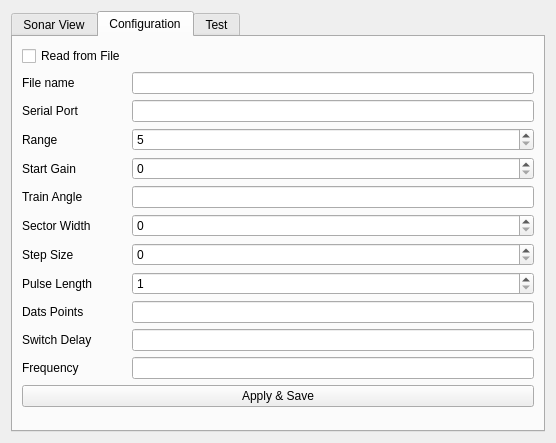
First picture: the form in Module_ScanningSonar/form.ui, repository iti-luebeck/HANSE2011, before the edit.
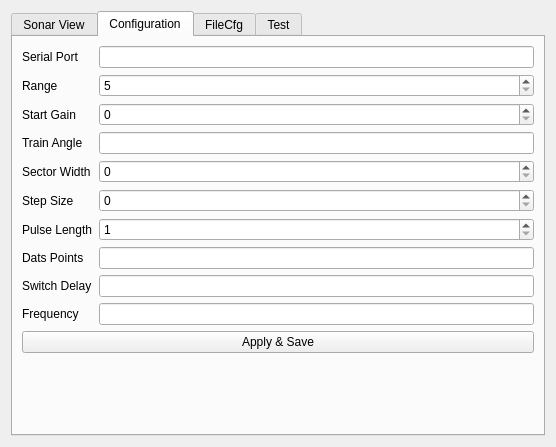
Second picture: the form after the edit.

```diff
--- a/Module_ScanningSonar/form.ui
+++ b/Module_ScanningSonar/form.ui
@@ -7,7 +7,7 @@
     <x>0</x>
     <y>0</y>
     <width>556</width>
-    <height>443</height>
+    <height>447</height>
    </rect>
   </property>
   <property name="windowTitle">
@@ -37,24 +37,24 @@
        <property name="fieldGrowthPolicy">
         <enum>QFormLayout::AllNonFixedFieldsGrow</enum>
        </property>
-       <item row="6" column="0">
+       <item row="4" column="0">
         <widget class="QLabel" name="label_10">
          <property name="text">
           <string>Serial Port</string>
          </property>
         </widget>
        </item>
-       <item row="6" column="1">
+       <item row="4" column="1">
         <widget class="QLineEdit" name="serialPort"/>
        </item>
-       <item row="7" column="0">
+       <item row="5" column="0">
         <widget class="QLabel" name="label">
          <property name="text">
           <string>Range</string>
          </property>
         </widget>
        </item>
-       <item row="7" column="1">
+       <item row="5" column="1">
         <widget class="QSpinBox" name="range">
          <property name="minimum">
           <number>5</number>
@@ -67,38 +67,38 @@
          </property>
         </widget>
        </item>
-       <item row="9" column="0">
+       <item row="7" column="0">
         <widget class="QLabel" name="label_2">
          <property name="text">
           <string>Start Gain</string>
          </property>
         </widget>
        </item>
-       <item row="9" column="1">
+       <item row="7" column="1">
         <widget class="QSpinBox" name="gain">
          <property name="maximum">
           <number>40</number>
          </property>
         </widget>
        </item>
-       <item row="10" column="0">
+       <item row="8" column="0">
         <widget class="QLabel" name="label_3">
          <property name="text">
           <string>Train Angle</string>
          </property>
         </widget>
        </item>
-       <item row="10" column="1">
+       <item row="8" column="1">
         <widget class="QLineEdit" name="trainAngle"/>
        </item>
-       <item row="12" column="0">
+       <item row="10" column="0">
         <widget class="QLabel" name="label_4">
          <property name="text">
           <string>Sector Width</string>
          </property>
         </widget>
        </item>
-       <item row="12" column="1">
+       <item row="10" column="1">
         <widget class="QSpinBox" name="sectorWidth">
          <property name="maximum">
           <number>360</number>
@@ -108,14 +108,14 @@
          </property>
         </widget>
        </item>
-       <item row="13" column="0">
+       <item row="11" column="0">
         <widget class="QLabel" name="label_5">
          <property name="text">
           <string>Step Size</string>
          </property>
         </widget>
        </item>
-       <item row="13" column="1">
+       <item row="11" column="1">
         <widget class="QSpinBox" name="stepSize">
          <property name="maximum">
           <number>6</number>
@@ -125,14 +125,14 @@
          </property>
         </widget>
        </item>
-       <item row="15" column="0">
+       <item row="13" column="0">
         <widget class="QLabel" name="label_6">
          <property name="text">
           <string>Pulse Length</string>
          </property>
         </widget>
        </item>
-       <item row="15" column="1">
+       <item row="13" column="1">
         <widget class="QSpinBox" name="pulseLength">
          <property name="minimum">
           <number>1</number>
@@ -142,60 +142,87 @@
          </property>
         </widget>
        </item>
-       <item row="16" column="0">
+       <item row="14" column="0">
         <widget class="QLabel" name="label_7">
          <property name="text">
           <string>Dats Points</string>
          </property>
         </widget>
        </item>
-       <item row="16" column="1">
+       <item row="14" column="1">
         <widget class="QLineEdit" name="dataPoints"/>
        </item>
-       <item row="17" column="0">
+       <item row="15" column="0">
         <widget class="QLabel" name="label_8">
          <property name="text">
           <string>Switch Delay</string>
          </property>
         </widget>
        </item>
-       <item row="17" column="1">
+       <item row="15" column="1">
         <widget class="QLineEdit" name="switchDelay"/>
        </item>
-       <item row="18" column="0">
+       <item row="16" column="0">
         <widget class="QLabel" name="label_9">
          <property name="text">
           <string>Frequency</string>
          </property>
         </widget>
        </item>
-       <item row="18" column="1">
+       <item row="16" column="1">
         <widget class="QLineEdit" name="frequency"/>
        </item>
-       <item row="19" column="0" colspan="2">
+       <item row="17" column="0" colspan="2">
         <widget class="QPushButton" name="save">
          <property name="text">
           <string>Apply &amp;&amp; Save</string>
          </property>
         </widget>
        </item>
-       <item row="4" column="1">
-        <widget class="QLineEdit" name="fileName"/>
+      </layout>
+     </widget>
+     <widget class="QWidget" name="tab_4">
+      <attribute name="title">
+       <string>FileCfg</string>
+      </attribute>
+      <layout class="QFormLayout" name="formLayout_2">
+       <property name="fieldGrowthPolicy">
+        <enum>QFormLayout::ExpandingFieldsGrow</enum>
+       </property>
+       <item row="0" column="0">
+        <widget class="QLabel" name="label_12">
+         <property name="text">
+          <string>Save To File</string>
+         </property>
+        </widget>
+       </item>
+       <item row="0" column="1">
+        <widget class="QLineEdit" name="recorderFilename"/>
        </item>
        <item row="4" column="0">
         <widget class="QLabel" name="label_11">
          <property name="text">
-          <string>File name</string>
-         </property>
-        </widget>
-       </item>
-       <item row="3" column="0">
-        <widget class="QCheckBox" name="checkBox">
-         <property name="text">
           <string>Read from File</string>
          </property>
         </widget>
        </item>
+       <item row="4" column="1">
+        <widget class="QLineEdit" name="fileName"/>
+       </item>
+       <item row="5" column="1">
+        <widget class="QCheckBox" name="readFileCheckbox">
+         <property name="text">
+          <string>Read From FIle and not from serial port</string>
+         </property>
+        </widget>
+       </item>
+       <item row="6" column="1">
+        <widget class="QPushButton" name="fileCfgApply">
+         <property name="text">
+          <string>Apply</string>
+         </property>
+        </widget>
+       </item>
       </layout>
      </widget>
      <widget class="QWidget" name="tab_3">
```
Left out of the diff: 2 changed lines with no effect on the pictures.
